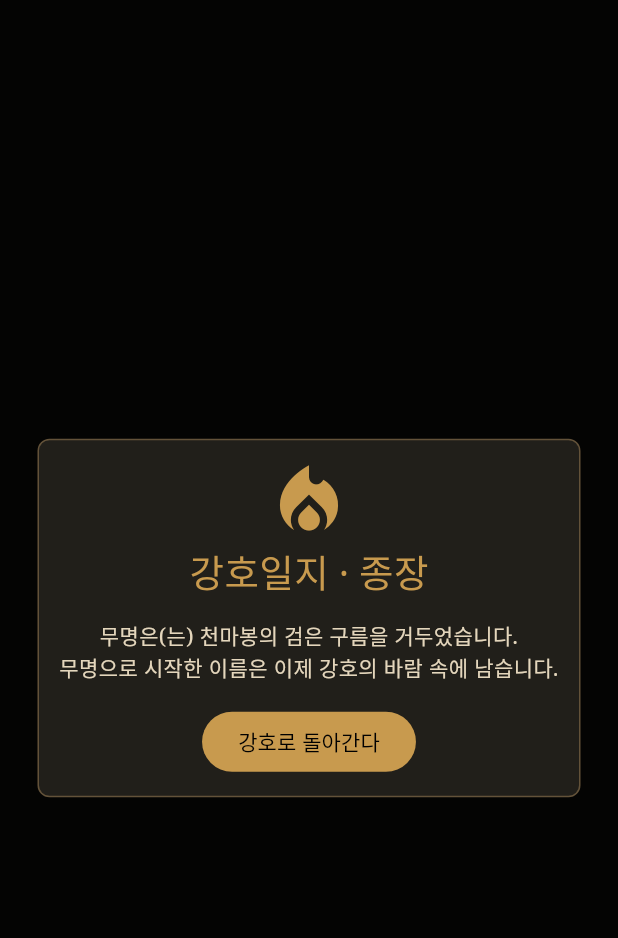
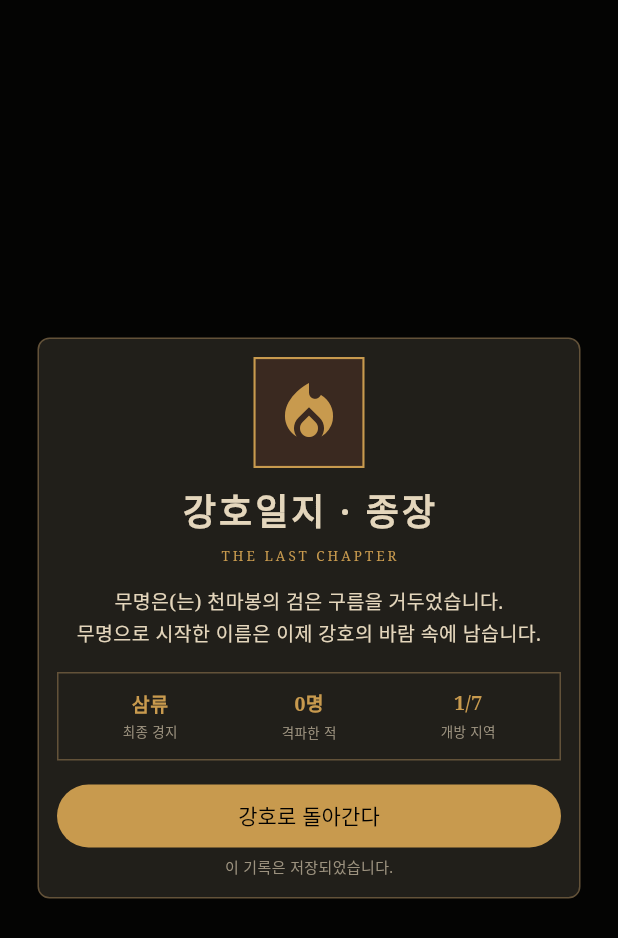
Before and after one commit to roycekim84/gangho-ilji, a Flutter app: the Ending widget shown alone on an empty page, opened directly with empty values, on a phone screen of 412 x 824 dp. Shown: the top 938 px of the screen. Run offline on Flutter 3.47's test engine with Material 3 defaults, Android fonts, the phone set to English and light mode, and no system bars; our stand-ins replace shared_preferences; accounts and stored records are empty.

Commit message:
feat: redesign ending chronicle

```diff
--- a/lib/main.dart
+++ b/lib/main.dart
@@ -4235,21 +4235,98 @@ class Ending extends StatelessWidget {
     child: Column(
       mainAxisSize: MainAxisSize.min,
       children: [
-        const Icon(Icons.local_fire_department, size: 58, color: gold),
-        const Text('강호일지 · 종장', style: TextStyle(fontSize: 25, color: gold)),
-        const SizedBox(height: 12),
+        Container(
+          width: 74,
+          height: 74,
+          decoration: BoxDecoration(
+            color: const Color(0xff3a2920),
+            border: Border.all(color: gold, width: 1.4),
+          ),
+          child: const Icon(Icons.local_fire_department, size: 48, color: gold),
+        ),
+        const SizedBox(height: 11),
+        const Text(
+          '강호일지 · 종장',
+          style: TextStyle(
+            fontSize: 24,
+            color: paper,
+            fontWeight: FontWeight.bold,
+            letterSpacing: 2,
+          ),
+        ),
+        const SizedBox(height: 5),
+        const Text(
+          'THE LAST CHAPTER',
+          style: TextStyle(color: gold, fontSize: 9, letterSpacing: 2),
+        ),
+        const SizedBox(height: 14),
         Text(
           game.hero +
               '은(는) 천마봉의 검은 구름을 거두었습니다.\n무명으로 시작한 이름은 이제 강호의 바람 속에 남습니다.',
           textAlign: TextAlign.center,
+          style: const TextStyle(color: paper, fontSize: 13, height: 1.5),
         ),
         const SizedBox(height: 15),
-        FilledButton(
-          onPressed: game.closeEnding,
-          child: const Text('강호로 돌아간다'),
+        Container(
+          padding: const EdgeInsets.symmetric(vertical: 10, horizontal: 8),
+          decoration: BoxDecoration(
+            color: const Color(0xff211f1a),
+            border: Border.all(color: const Color(0xff635239)),
+          ),
+          child: Row(
+            children: [
+              Expanded(
+                child: _EndingStat(label: '최종 경지', value: game.realm),
+              ),
+              Expanded(
+                child: _EndingStat(label: '격파한 적', value: '${game.kills}명'),
+              ),
+              Expanded(
+                child: _EndingStat(
+                  label: '개방 지역',
+                  value: '${game.unlocked + 1}/7',
+                ),
+              ),
+            ],
+          ),
+        ),
+        const SizedBox(height: 16),
+        SizedBox(
+          width: double.infinity,
+          height: 42,
+          child: FilledButton(
+            onPressed: game.closeEnding,
+            child: const Text('강호로 돌아간다'),
+          ),
+        ),
+        const SizedBox(height: 6),
+        const Text(
+          '이 기록은 저장되었습니다.',
+          style: TextStyle(color: soft, fontSize: 10),
         ),
       ],
     ),
+  );
+}
+
+class _EndingStat extends StatelessWidget {
+  const _EndingStat({required this.label, required this.value});
+  final String label;
+  final String value;
+  @override
+  Widget build(BuildContext context) => Column(
+    children: [
+      Text(
+        value,
+        style: const TextStyle(
+          color: gold,
+          fontSize: 13,
+          fontWeight: FontWeight.bold,
+        ),
+      ),
+      const SizedBox(height: 3),
+      Text(label, style: const TextStyle(color: soft, fontSize: 9)),
+    ],
   );
 }
 
```
Also changed, not shown: 1 other file.
